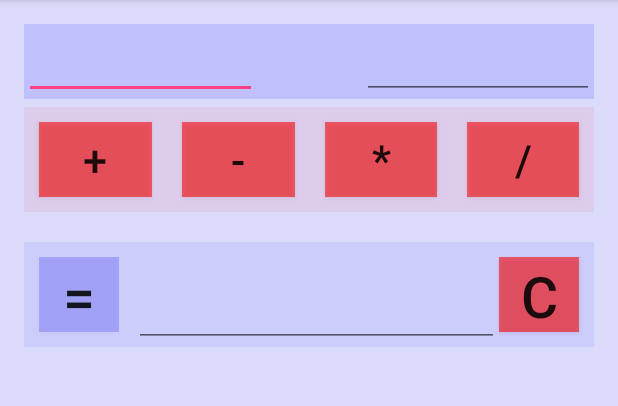
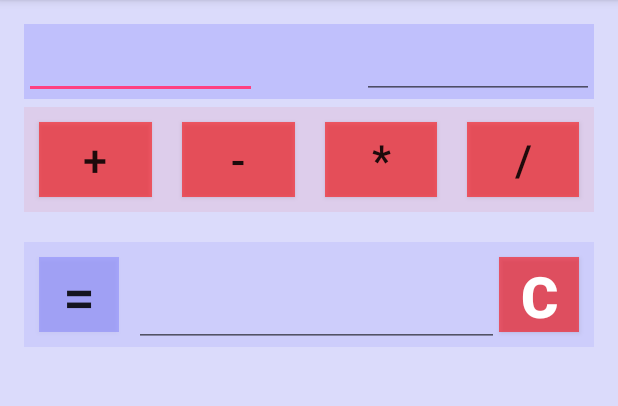
Before and after one commit to pingsasin/BasicCal, an Android app: the screen it shows after launch (MainActivity), on a phone screen of 412 x 824 dp, the part 84-490 px from its top. Run offline under Robolectric (Android 15) with nearby library versions, the phone set to English and light mode, and no system bars.

Commit message:
little change

```diff
--- a/app/src/main/res/layout/activity_main.xml
+++ b/app/src/main/res/layout/activity_main.xml
@@ -122,7 +122,7 @@
             android:text="="
             android:textSize="17pt"
             android:background="#300000ff"
-            android:layout_gravity="center_vertical"
+            android:layout_gravity="center"
             android:layout_marginLeft="10dp"
             />
         <EditText
@@ -140,8 +140,10 @@
             android:layout_weight="5"
             android:text="C"
             android:textSize="17pt"
+            android:textStyle="bold"
+            android:textColor="#FFFFFF"
             android:background="#90ff0000"
-            android:layout_gravity="center_vertical"
+            android:layout_gravity="center"
             android:layout_marginRight="10dp"
             />
     </LinearLayout>
```
